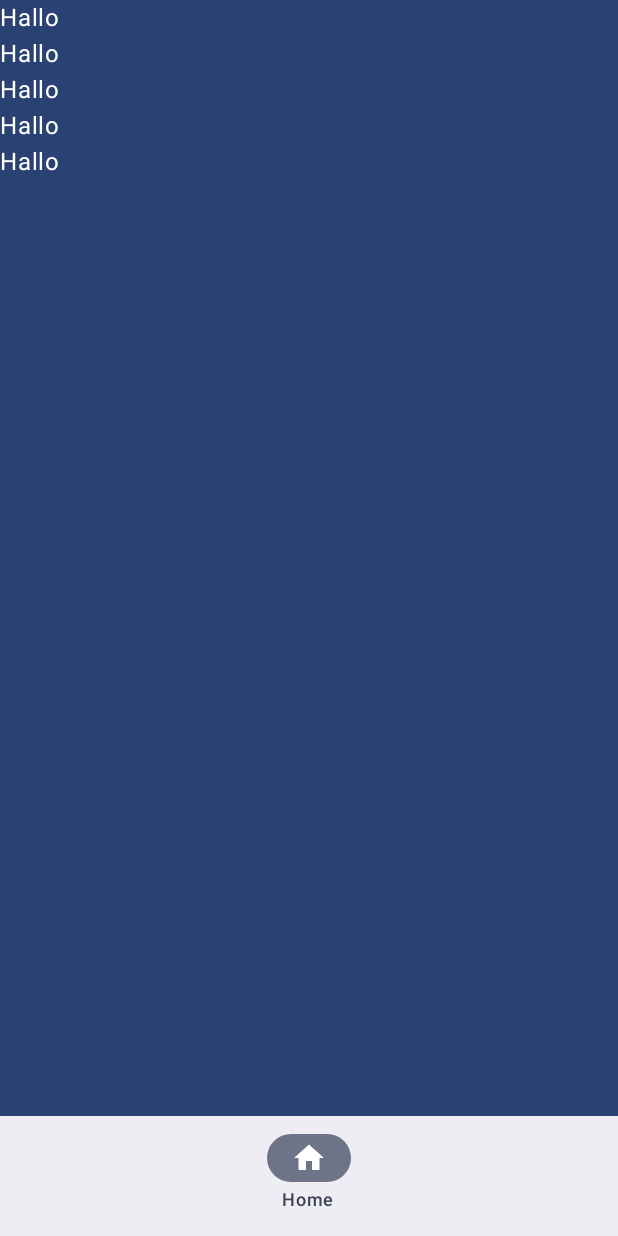
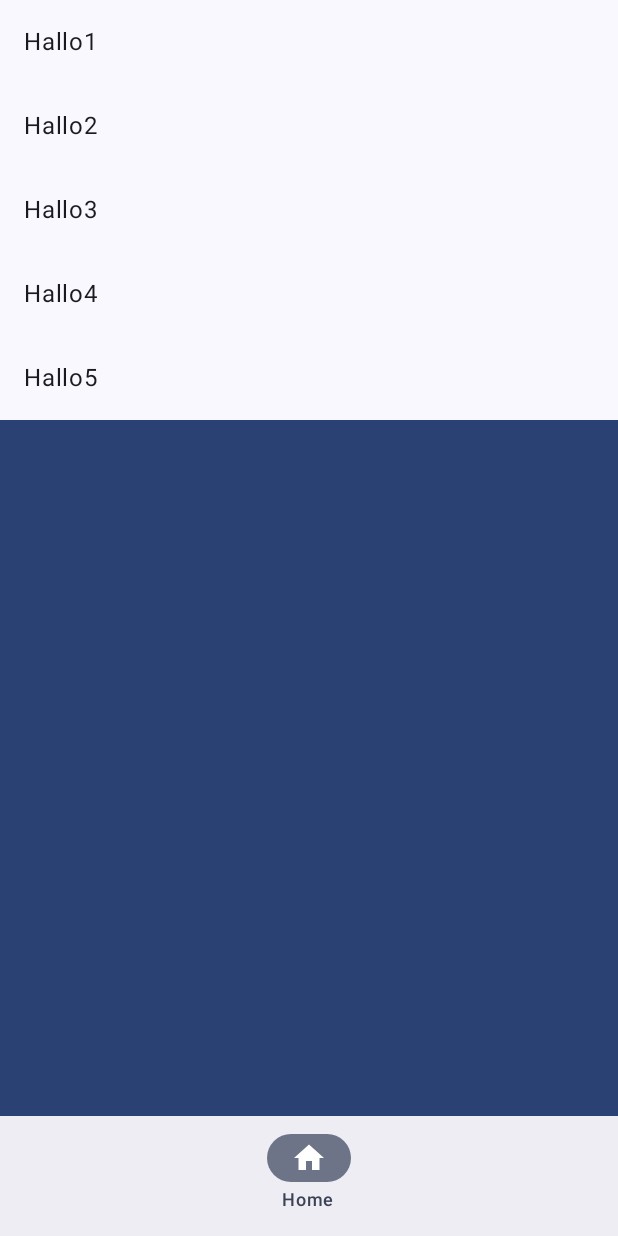
Before and after one commit to brokenkernel/introspection, an Android app built with Jetpack Compose: the screen it shows after launch (MainActivity), on a phone screen of 412 x 824 dp. Run offline under Robolectric (Android 15) with nearby library versions, the phone set to English and light mode, and no system bars; our stand-ins replace navigation suite.

Commit message:
[app] continue adding initial infra for an application

```diff
--- a/app/src/main/java/com/brokenkernel/introspection/coreintrospection/HomeScreen.kt
+++ b/app/src/main/java/com/brokenkernel/introspection/coreintrospection/HomeScreen.kt
@@ -1,17 +1,53 @@
 package com.brokenkernel.introspection.coreintrospection
 
-import androidx.compose.foundation.layout.Column
+import androidx.compose.foundation.lazy.LazyColumn
+import androidx.compose.foundation.lazy.rememberLazyListState
+import androidx.compose.material3.ListItem
 import androidx.compose.material3.Text
 import androidx.compose.runtime.Composable
 import androidx.compose.ui.Modifier
 
 @Composable
 internal fun HomeScreen(modifier: Modifier = Modifier) {
-    Column(modifier) {
-        Text(text = "Hallo")
-        Text(text = "Hallo")
-        Text(text = "Hallo")
-        Text(text = "Hallo")
-        Text(text = "Hallo")
+    val listState = rememberLazyListState()
+    LazyColumn(
+        modifier = modifier,
+        state = listState,
+    ) {
+        item {
+            ListItem(
+                headlineContent = {
+                    Text(text = "Hallo1")
+                }
+            )
+        }
+        item {
+            ListItem(
+                headlineContent = {
+                    Text(text = "Hallo2")
+                }
+            )
+        }
+        item {
+            ListItem(
+                headlineContent = {
+                    Text(text = "Hallo3")
+                }
+            )
+        }
+        item {
+            ListItem(
+                headlineContent = {
+                    Text(text = "Hallo4")
+                }
+            )
+        }
+        item {
+            ListItem(
+                headlineContent = {
+                    Text(text = "Hallo5")
+                }
+            )
+        }
     }
 }
--- a/app/src/main/java/com/brokenkernel/introspection/coreintrospection/OuterContentForCoreIntrospection.kt
+++ b/app/src/main/java/com/brokenkernel/introspection/coreintrospection/OuterContentForCoreIntrospection.kt
@@ -14,7 +14,7 @@ import androidx.compose.ui.res.stringResource
 import com.brokenkernel.introspection.infrastructure.IntrospectionDestinations
 
 @Composable
-internal fun MasterScaffold() {
+internal fun MasterScaffold(modifier: Modifier = Modifier) {
     var currentDestination by rememberSaveable { mutableStateOf(IntrospectionDestinations.HOME) }
 
     NavigationSuiteScaffold(
@@ -35,6 +35,7 @@ internal fun MasterScaffold() {
         },
         containerColor = MaterialTheme.colorScheme.primary,
         contentColor = MaterialTheme.colorScheme.onPrimary,
+        modifier = modifier
     ) {
         when (currentDestination) {
             IntrospectionDestinations.HOME -> HomeScreen()
@@ -44,5 +45,5 @@ internal fun MasterScaffold() {
 
 @Composable
 internal fun OuterContentForCoreIntrospection(modifier: Modifier = Modifier) {
-    MasterScaffold()
+    MasterScaffold(modifier)
 }
```
